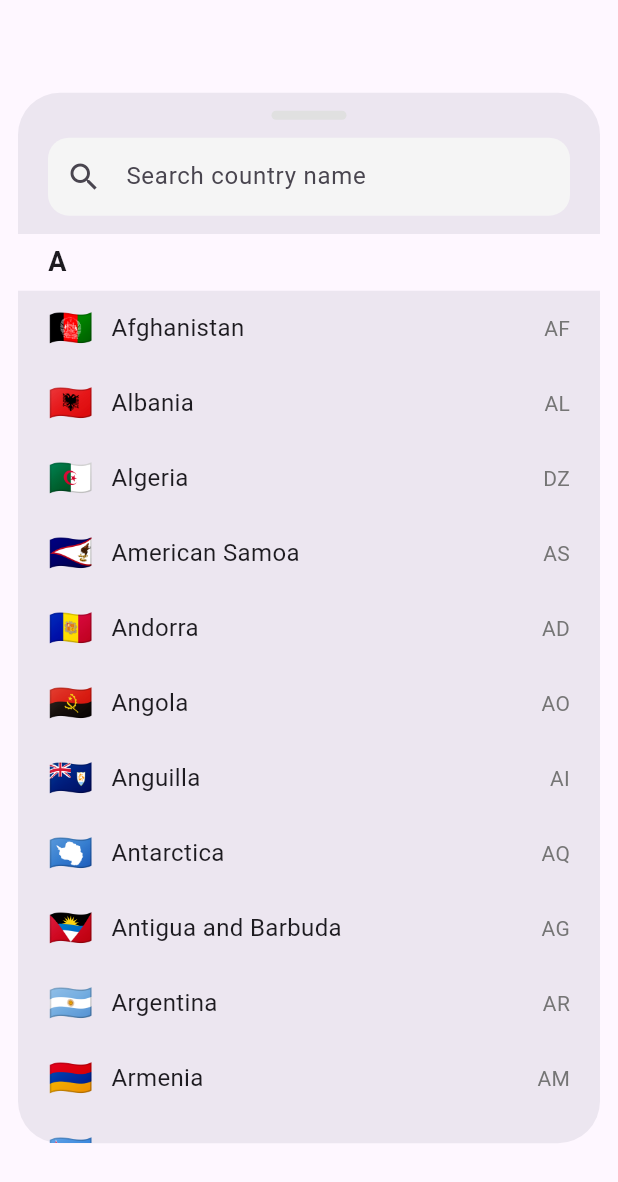
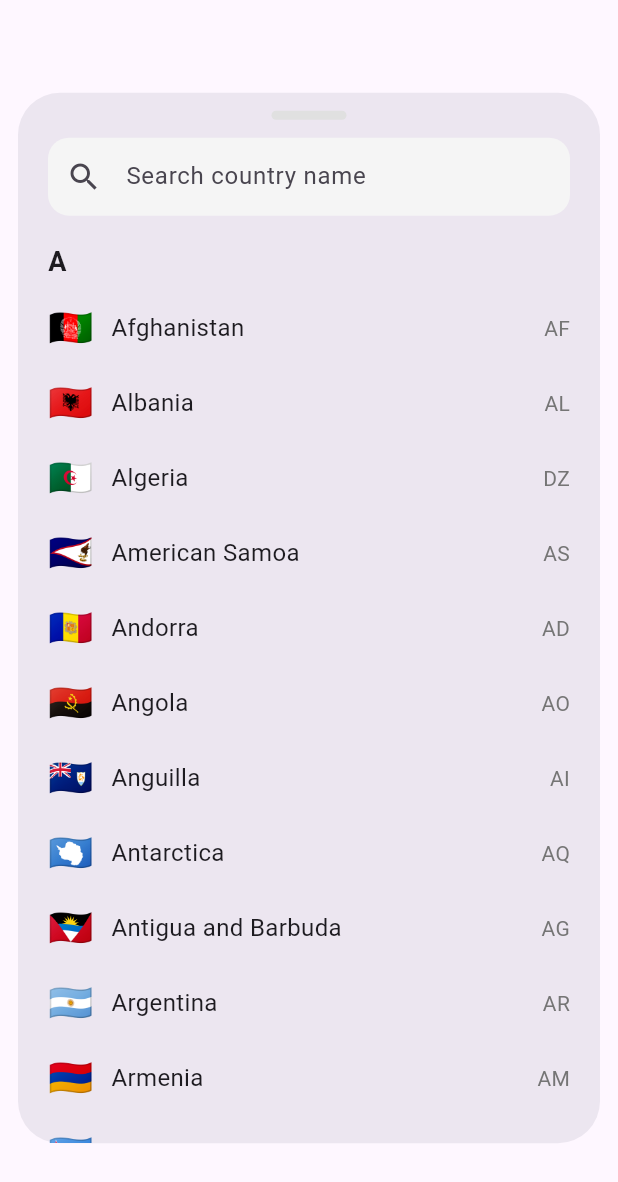
Before and after one commit to alazad214/pick_country, a Flutter app: the CountryPickerDialog widget shown alone on an empty page, opened directly, on a phone screen of 412 x 824 dp. Shown: the top 1182 px of the screen. Run offline on Flutter 3.47's test engine with Material 3 defaults, Android fonts, the phone set to English and light mode, and no system bars.

Commit message:
final release

```diff
--- a/example/lib/main.dart
+++ b/example/lib/main.dart
@@ -49,6 +49,9 @@ class CountryExampleScreenState extends State<CountryExampleScreen> {
                 label: Text(countryNameBySheet ?? 'Tap from sheet'),
               ),
 
+              SizedBox(
+                height: 20,
+              ),
               //Country Dialog--->>
               ElevatedButton.icon(
                 onPressed: () async {
--- a/lib/pick_country.dart
+++ b/lib/pick_country.dart
@@ -1,7 +1,10 @@
 import 'package:flutter/material.dart';
 import 'package:pick_country/src/country_helpers.dart';
 
+///Country Helper Class--->>
+
 class PickCountry {
+  ///Call Bottom Sheet--->>
   static Future<String?> sheet(BuildContext context) async {
     return await showModalBottomSheet<String>(
       context: context,
@@ -12,6 +15,7 @@ class PickCountry {
     );
   }
 
+  ///Call Bottom Dialog--->>
   static Future<String?> dialog(BuildContext context) async {
     return await showDialog<String>(
       context: context,
--- a/lib/src/country_helpers.dart
+++ b/lib/src/country_helpers.dart
@@ -2,6 +2,7 @@ import 'package:flutter/material.dart';
 
 import 'country_list.dart';
 
+///Country Model--->>
 class Country {
   final String name;
   final String iso;
@@ -10,6 +11,7 @@ class Country {
   Country({required this.name, required this.iso})
       : flagEmoji = _emojiFlagFromIso(iso);
 
+  /// Flag emoji created--->>>
   static String _emojiFlagFromIso(String isoAlpha2) {
     final int base = 0x1F1E6;
     return isoAlpha2
@@ -20,6 +22,7 @@ class Country {
   }
 }
 
+///Country Picker With Dialog--->>>
 class CountryPickerDialog extends StatefulWidget {
   const CountryPickerDialog({super.key});
 
@@ -53,8 +56,7 @@ class _CountryPickerDialogState extends State<CountryPickerDialog> {
 
   void _onSearch(String q) {
     setState(() {
-      _filtered =
-      allCountries
+      _filtered = allCountries
           .where(
             (c) =>
                 c.name.toLowerCase().contains(q.toLowerCase()) ||
@@ -68,7 +70,6 @@ class _CountryPickerDialogState extends State<CountryPickerDialog> {
 
   @override
   Widget build(BuildContext context) {
-    final theme = Theme.of(context);
     return Dialog(
       insetPadding: const EdgeInsets.all(12),
       child: SizedBox(
@@ -93,8 +94,7 @@ class _CountryPickerDialogState extends State<CountryPickerDialog> {
                 decoration: InputDecoration(
                   hintText: 'Search country name',
                   prefixIcon: const Icon(Icons.search),
-                  suffixIcon:
-                  _searchCtrl.text.isEmpty
+                  suffixIcon: _searchCtrl.text.isEmpty
                       ? null
                       : IconButton(
                           icon: const Icon(Icons.clear),
@@ -126,13 +126,11 @@ class _CountryPickerDialogState extends State<CountryPickerDialog> {
                   for (final letter in _letters) {
                     final countries = _groups[letter]!;
                     if (index == currentIndex) {
-                      // Header
                       return Container(
                         padding: const EdgeInsets.symmetric(
                           horizontal: 20,
                           vertical: 6,
                         ),
-                        color: theme.canvasColor,
                         child: Text(
                           letter,
                           style: const TextStyle(
@@ -194,13 +192,14 @@ class _CountryPickerDialogState extends State<CountryPickerDialog> {
   int _calculateTotalItemCount() {
     int count = 0;
     for (final letter in _letters) {
-      count += 1; // header
-      count += _groups[letter]!.length; // items
+      count += 1;
+      count += _groups[letter]!.length;
     }
     return count;
   }
 }
 
+///Country Picker With Sheet--->>>
 class CountryPickerSheet extends StatefulWidget {
   const CountryPickerSheet({super.key});
 
@@ -233,8 +232,7 @@ class _CountryPickerSheetState extends State<CountryPickerSheet> {
 
   void _onSearch(String q) {
     setState(() {
-      _filtered =
-      allCountries
+      _filtered = allCountries
           .where(
             (c) =>
                 c.name.toLowerCase().contains(q.toLowerCase()) ||
@@ -277,8 +275,7 @@ class _CountryPickerSheetState extends State<CountryPickerSheet> {
                     decoration: InputDecoration(
                       hintText: 'Search country name',
                       prefixIcon: const Icon(Icons.search),
-                      suffixIcon:
-                      _searchCtrl.text.isEmpty
+                      suffixIcon: _searchCtrl.text.isEmpty
                           ? null
                           : IconButton(
                               icon: const Icon(Icons.clear),
@@ -380,7 +377,7 @@ class _CountryPickerSheetState extends State<CountryPickerSheet> {
   int _getTotalItemCount() {
     int count = 0;
     for (final letter in _letters) {
-      count += 1; // for header
+      count += 1;
       count += _groups[letter]!.length;
     }
     return count;
--- a/lib/src/country_list.dart
+++ b/lib/src/country_list.dart
@@ -1,5 +1,6 @@
+import 'country_helpers.dart';
 
-import 'country_helpers.dart';
+//This is all country name and ios list--->>>
 
 List<Country> allCountries = [
   Country(name: 'Afghanistan', iso: 'AF'),
--- a/pubspec.yaml
+++ b/pubspec.yaml
@@ -1,7 +1,7 @@
 name: pick_country
-description: "A new Flutter project."
-version: 0.0.1
-homepage:
+description: "A simple Flutter package to display a country picker with flag emojis, either in a dialog or a draggable bottom sheet. It includes a search feature for easy filtering."
+version: 1.0.0
+homepage: https://github.com/alazad214/pick_country
 
 environment:
   sdk: ">=2.17.0 <4.0.0"
```
Also changed, not shown: example/pubspec.lock, pubspec.lock, 2 other files. Lines whose indentation alone changed are shown as unchanged.
